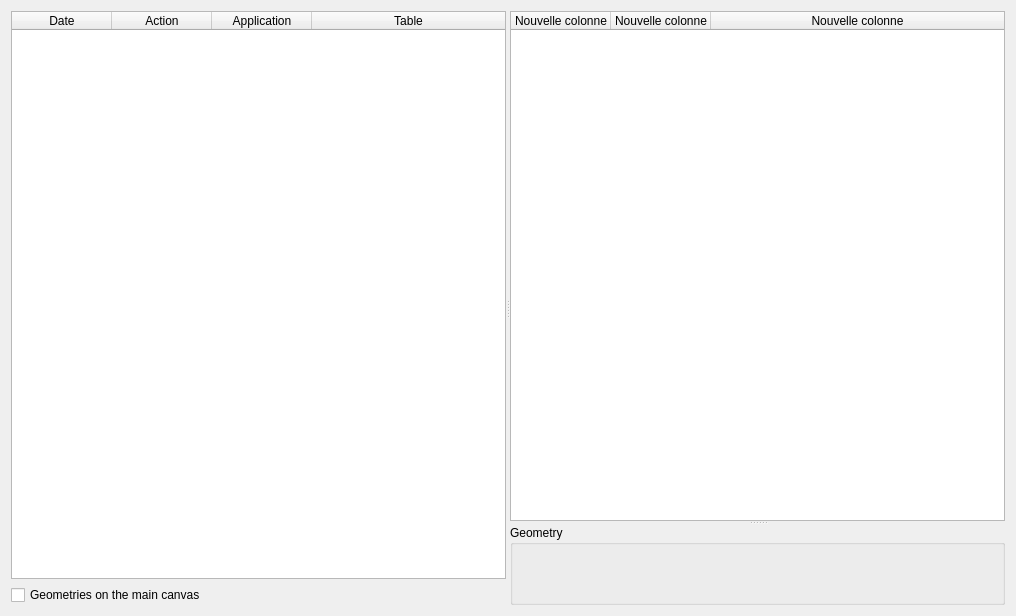
qwat/QWAT, file history_viewer/event_dialog.ui: the form before one commit.
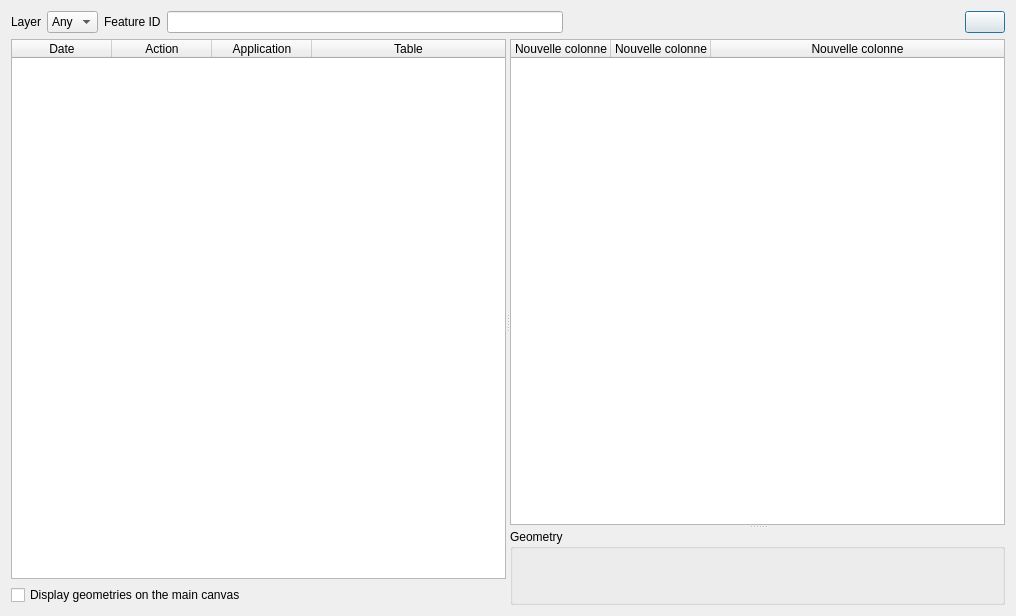
The form after the commit. Icons and pictures are not drawn. Custom widgets are drawn as their Qt base class.

Commit message: Add a list of layers and a search button

The edit to the form file:
```diff
--- a/history_viewer/event_dialog.ui
+++ b/history_viewer/event_dialog.ui
@@ -13,13 +13,67 @@
   <property name="windowTitle">
    <string>Logged events</string>
   </property>
-  <layout class="QHBoxLayout" name="horizontalLayout">
+  <layout class="QVBoxLayout" name="verticalLayout_2">
+   <item>
+    <layout class="QHBoxLayout" name="horizontalLayout">
+     <item>
+      <widget class="QLabel" name="label">
+       <property name="text">
+        <string>Layer</string>
+       </property>
+      </widget>
+     </item>
+     <item>
+      <widget class="QComboBox" name="layerCombo">
+       <item>
+        <property name="text">
+         <string>Any</string>
+        </property>
+       </item>
+      </widget>
+     </item>
+     <item>
+      <widget class="QLabel" name="label_2">
+       <property name="text">
+        <string>Feature ID</string>
+       </property>
+      </widget>
+     </item>
+     <item>
+      <widget class="QLineEdit" name="idEdit"/>
+     </item>
+     <item>
+      <spacer name="horizontalSpacer">
+       <property name="orientation">
+        <enum>Qt::Horizontal</enum>
+       </property>
+       <property name="sizeHint" stdset="0">
+        <size>
+         <width>40</width>
+         <height>20</height>
+        </size>
+       </property>
+      </spacer>
+     </item>
+     <item>
+      <widget class="QPushButton" name="searchButton">
+       <property name="text">
+        <string/>
+       </property>
+       <property name="icon">
+        <iconset>
+         <normaloff>icons/mActionFilter2.svg</normaloff>icons/mActionFilter2.svg</iconset>
+       </property>
+      </widget>
+     </item>
+    </layout>
+   </item>
    <item>
     <widget class="QSplitter" name="hsplitter">
      <property name="orientation">
       <enum>Qt::Horizontal</enum>
      </property>
-     <widget class="QWidget" name="">
+     <widget class="QWidget" name="layoutWidget">
       <layout class="QVBoxLayout" name="verticalLayout">
        <item>
         <widget class="QTableWidget" name="eventTable">
@@ -66,7 +120,7 @@
        <item>
         <widget class="QCheckBox" name="onMainCanvas">
          <property name="text">
-          <string>Geometries on the main canvas</string>
+          <string>Display geometries on the main canvas</string>
          </property>
         </widget>
        </item>
```
The commit also changes 4 other files.
